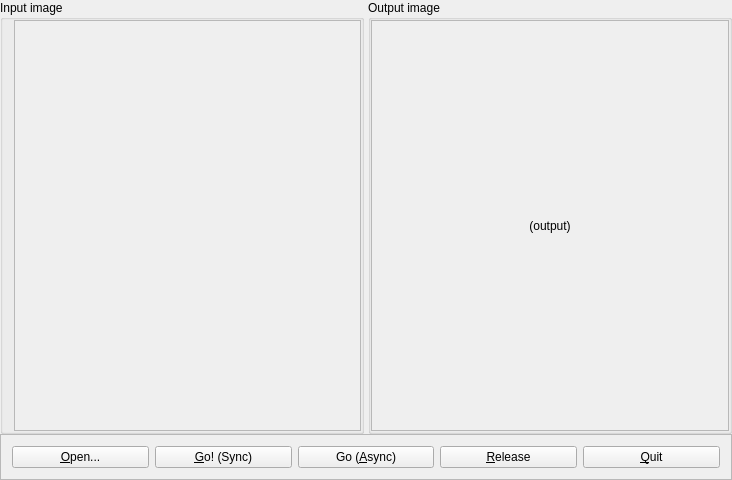
Qt form mainwindow.ui (topic-embedded-products/dyplo-qt-image-demo) before a commit.
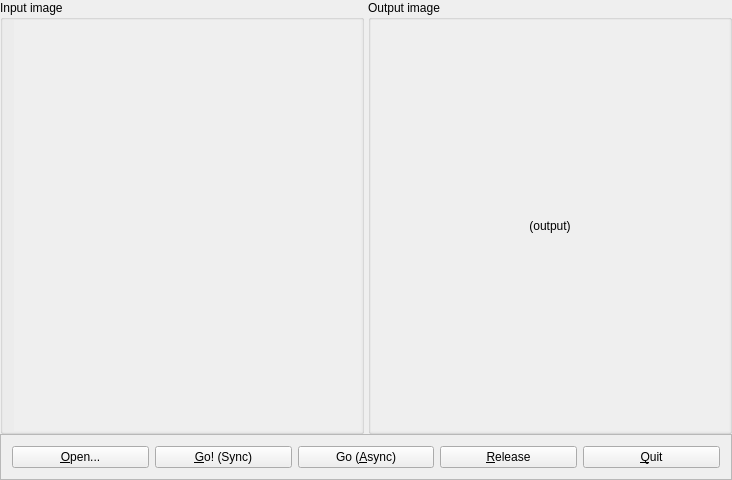
The same form after that commit. Icons and pictures are not drawn.

```diff
--- a/mainwindow.ui
+++ b/mainwindow.ui
@@ -66,6 +66,12 @@
            </property>
            <item>
             <widget class="QScrollArea" name="scrollArea">
+             <property name="frameShape">
+              <enum>QFrame::NoFrame</enum>
+             </property>
+             <property name="frameShadow">
+              <enum>QFrame::Plain</enum>
+             </property>
              <property name="verticalScrollBarPolicy">
               <enum>Qt::ScrollBarAsNeeded</enum>
              </property>
@@ -84,7 +90,7 @@
                 <x>0</x>
                 <y>0</y>
                 <width>480</width>
-                <height>389</height>
+                <height>391</height>
                </rect>
               </property>
               <property name="sizePolicy">
@@ -158,6 +164,12 @@
            </property>
            <item>
             <widget class="QScrollArea" name="scrollArea_2">
+             <property name="frameShape">
+              <enum>QFrame::NoFrame</enum>
+             </property>
+             <property name="frameShadow">
+              <enum>QFrame::Plain</enum>
+             </property>
              <property name="widgetResizable">
               <bool>true</bool>
              </property>
@@ -166,8 +178,8 @@
                <rect>
                 <x>0</x>
                 <y>0</y>
-                <width>354</width>
-                <height>403</height>
+                <width>356</width>
+                <height>405</height>
                </rect>
               </property>
               <layout class="QVBoxLayout" name="verticalLayout_6">
```
